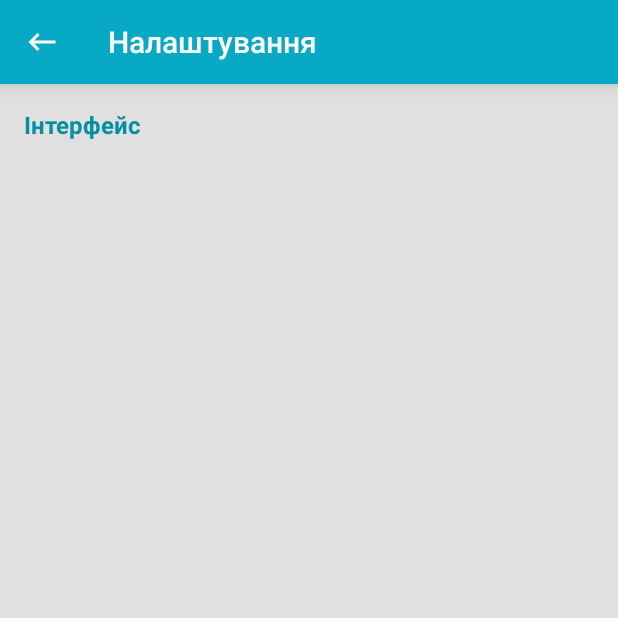
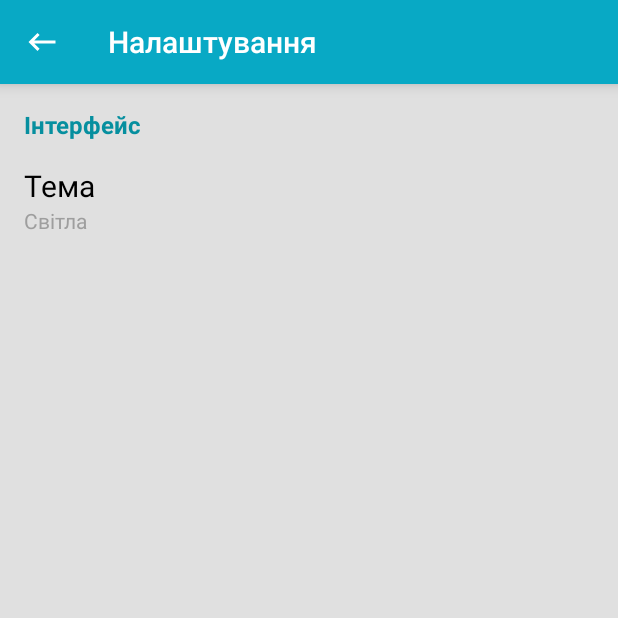
Before and after one commit to XBICT/-MyNotes, an Android app: the SettingsActivity screen opened directly, with no data from a screen before it, on a phone screen of 412 x 824 dp, the top half of it. Run offline under Robolectric (Android 15) with nearby library versions, the phone set to English and light mode, and no system bars.

Commit message:
v0.7.5 settings Files(not ready) cardView navDrawer toolbar noteAction

```diff
--- a/app/src/main/java/com/prosto/mynotes/MainActivity.java
+++ b/app/src/main/java/com/prosto/mynotes/MainActivity.java
@@ -158,14 +158,6 @@ public class MainActivity extends AppCompatActivity {
             getSupportActionBar().setDisplayHomeAsUpEnabled(true);
         }
 
-
-        toolbar.setOnMenuItemClickListener(new Toolbar.OnMenuItemClickListener() {
-            @Override
-            public boolean onMenuItemClick(MenuItem menuItem) {
-                return false;
-            }
-        });
-
     }
     @Override
     public void onBackPressed() {
--- a/app/src/main/java/com/prosto/mynotes/SettingsActivity.java
+++ b/app/src/main/java/com/prosto/mynotes/SettingsActivity.java
@@ -43,5 +43,4 @@ public class SettingsActivity extends AppCompatActivity {
         });
 
     }
-
 }
--- a/app/src/main/res/layout/settings_layout.xml
+++ b/app/src/main/res/layout/settings_layout.xml
@@ -1,13 +1,15 @@
 <?xml version="1.0" encoding="utf-8"?>
 <RelativeLayout xmlns:android="http://schemas.android.com/apk/res/android"
+    xmlns:tools="http://schemas.android.com/tools"
     android:layout_width="match_parent" android:layout_height="match_parent"
-    android:background="@color/BGNgoodle"
+
     android:padding="0dp"
-    android:layout_margin="0dp">
+    android:layout_margin="0dp"
+    android:background="@color/BGNgoodle">
 
 
     <include android:id="@+id/toolbar"
-        layout="@layout/toolbar"/>
+        layout="@layout/toolbar" />
 
     <TextView
         android:layout_width="wrap_content"
@@ -24,4 +26,30 @@
         android:layout_below="@+id/toolbar"
         android:layout_alignParentStart="true" />
 
+    <TextView
+        android:layout_width="wrap_content"
+        android:layout_height="wrap_content"
+        android:textAppearance="?android:attr/textAppearanceMedium"
+        android:text="@string/themeChoice"
+        android:layout_marginLeft="16dp"
+        android:layout_marginTop="16dp"
+        android:layout_marginRight="16dp"
+        android:textSize="20sp"
+        android:id="@+id/textView2"
+        android:layout_below="@+id/textView"
+        android:layout_alignParentStart="true"
+        android:textColor="@color/TextColorBlack" />
+
+    <TextView
+        android:layout_width="wrap_content"
+        android:layout_height="wrap_content"
+        android:textAppearance="?android:attr/textAppearanceSmall"
+        android:text="Світла"
+        android:id="@+id/textView3"
+        android:layout_marginLeft="16dp"
+        android:textColor="@color/material_grey_500"
+        android:layout_below="@+id/textView2"
+        android:layout_alignParentStart="true" />
+
+
 </RelativeLayout>
--- a/app/src/main/res/layout/toolbar.xml
+++ b/app/src/main/res/layout/toolbar.xml
@@ -8,4 +8,4 @@
     android:layout_marginBottom="10dp"
     android:elevation="6dp"
     android:background="@color/colorPrimary"
-   />
+    android:foregroundGravity="right"/>
--- a/app/src/main/res/values/color.xml
+++ b/app/src/main/res/values/color.xml
@@ -6,4 +6,5 @@
     <color name="material_grey_500">#9E9E9E</color>
     <color name="BGNgoodle">#E0E0E0</color>
     <color name="BGNwhite">#EEEEEE</color>
+
 </resources>
--- a/app/src/main/res/values/strings.xml
+++ b/app/src/main/res/values/strings.xml
@@ -20,8 +20,10 @@
     <string name="archive">Архів</string>
     <string name="alarm">Будильник</string>
     <string name="notes">Нотатки</string>
+    <string name="info">Про програму</string>
+    /*Settings*/
     <string name="interFace">Інтерфейс</string>
-    <string name="info">Про програму</string>
+    <string name="themeChoice">Тема</string>
     /* Card View*/
     <string name="cardNote">Нотатка</string>
 
--- a/app/src/main/res/values/styles.xml
+++ b/app/src/main/res/values/styles.xml
@@ -11,4 +11,5 @@
 
     </style>
 
+
 </resources>
```
Also changed, not shown: 1 other file.
